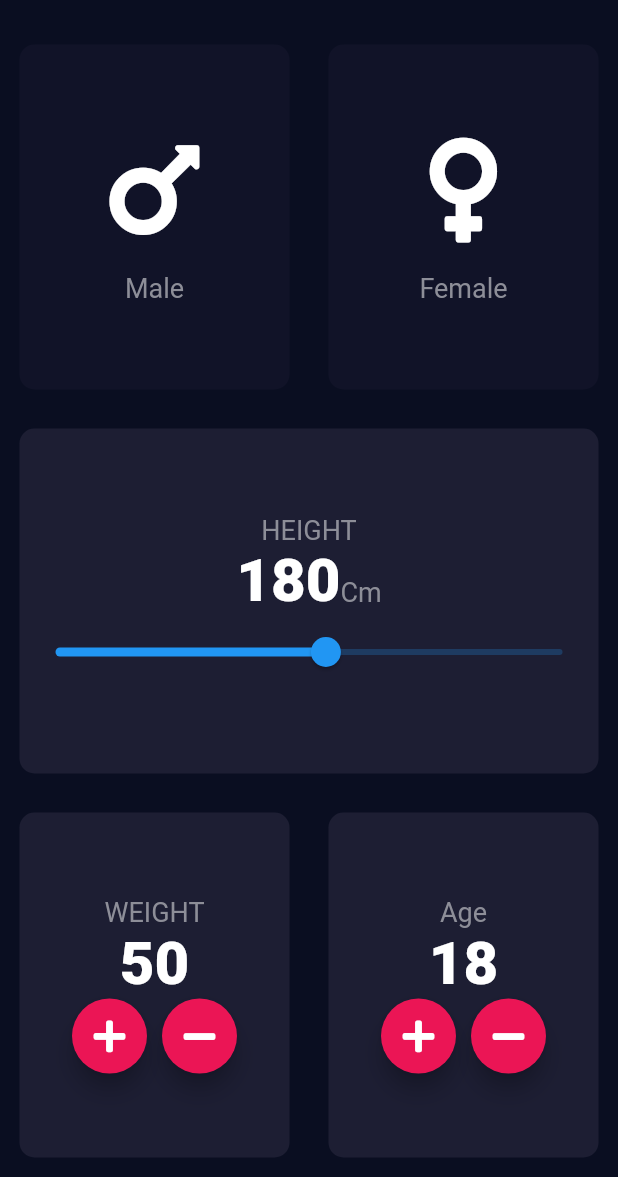
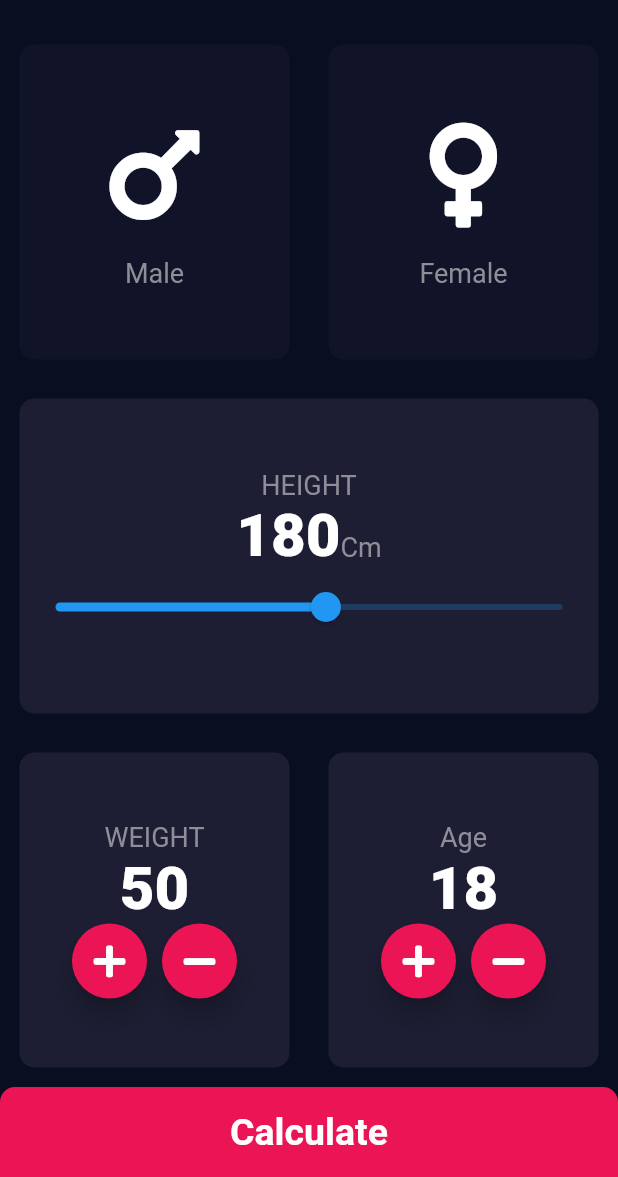
Before and after one commit to islambou9427/BMI-Flutter-UI, a Flutter app: the screen it shows after launch, on a phone screen of 412 x 824 dp, the part 59-1236 px from its top. Run offline on Flutter 3.47's test engine with Material 2 defaults, Android fonts, the phone set to English and light mode, and no system bars; our stand-ins replace font_awesome_flutter.

```diff
--- a/Bmi_Calculator/lib/Screen/Body.dart
+++ b/Bmi_Calculator/lib/Screen/Body.dart
@@ -1,3 +1,4 @@
+import 'package:Bmi_Calculator/Screen/ResulatPage.dart';
 import 'package:flutter/material.dart';
 import 'package:font_awesome_flutter/font_awesome_flutter.dart';
 
@@ -208,6 +209,26 @@ class _BodyState extends State<Body> {
             ],
           ),
         ),
+        GestureDetector(
+          onTap: () {
+            Navigator.push(context,
+                MaterialPageRoute(builder: (context) => ResulatPage()));
+          },
+          child: Container(
+            decoration: BoxDecoration(
+                color: Color(0xFFEB1555),
+                borderRadius: BorderRadius.only(
+                    topLeft: Radius.circular(10),
+                    topRight: Radius.circular(10))),
+            height: 60,
+            child: Center(
+              child: Text(
+                'Calculate',
+                style: TextStyle(fontWeight: FontWeight.bold, fontSize: 25),
+              ),
+            ),
+          ),
+        ),
       ],
     );
   }
```
Also changed, not shown: Bmi_Calculator/lib/Screen/ResulatPage.dart (added, +10 -0 lines).
